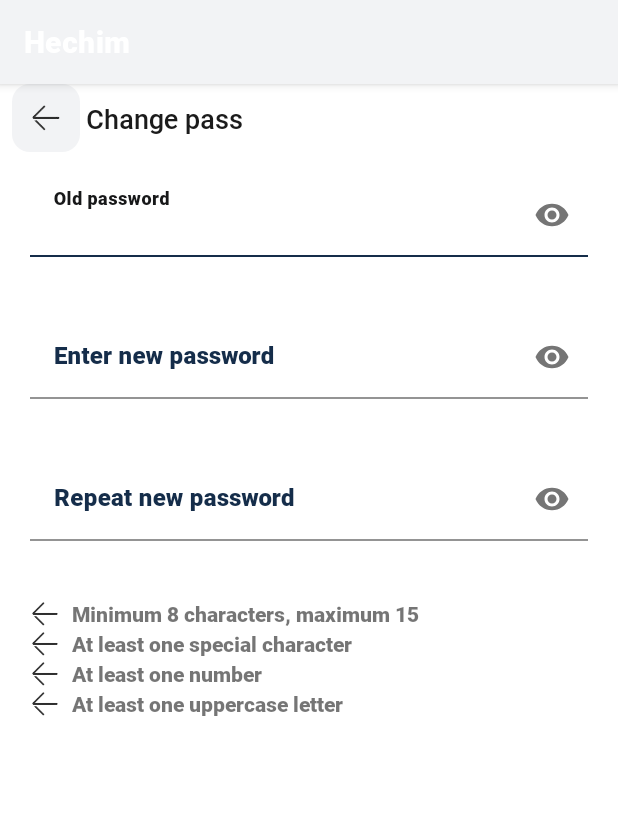
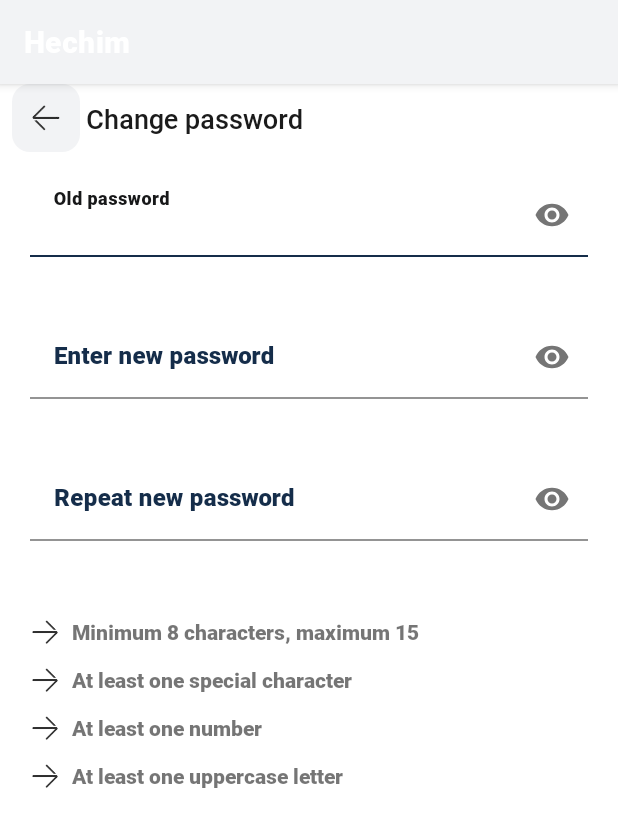
Before and after one commit to suljevicsemir/hechim-android, an Android app: the fragment ChangePasswordFragment shown on its own in the app's theme, on a phone screen of 412 x 824 dp. Shown: the top 827 px of the screen. Run offline under Robolectric (Android 15) with nearby library versions, the phone set to English and light mode, and no system bars; our stand-ins replace data binding; libraries missing offline, so code that uses them is left out: kotlin.jvm.functions.

Commit message:
rotate arrows, add margins to labels and fields

```diff
--- a/Hechim/app/src/main/java/com/hechim/view/ChangePasswordFragment.kt
+++ b/Hechim/app/src/main/java/com/hechim/view/ChangePasswordFragment.kt
@@ -27,7 +27,7 @@ class ChangePasswordFragment : Fragment() {
         }
 
         binding = FragmentChangePasswordBinding.inflate(inflater, container, false)
-        binding.changePassToolbar.title = "Change pass"
+        binding.changePassToolbar.title = getString(R.string.change_password_title)
         binding.changePassToolbar.onBackPressed = {
             findNavController().popBackStack()
         }
--- a/Hechim/app/src/main/res/layout/fragment_change_password.xml
+++ b/Hechim/app/src/main/res/layout/fragment_change_password.xml
@@ -60,12 +60,15 @@
         android:layout_marginHorizontal="20dp"
         app:layout_constraintStart_toStartOf="parent"
         app:layout_constraintTop_toBottomOf="@id/changePassConfirmPass"
+        android:layout_marginTop="12dp"
     >
         <ImageView
             android:layout_width="20dp"
             android:layout_height="20dp"
             android:src="@drawable/ic_arrow_left"
             android:layout_marginEnd="8dp"
+            android:rotation="180"
+            android:contentDescription="@null"
         />
 
         <TextView
@@ -86,12 +89,15 @@
         android:layout_marginHorizontal="20dp"
         app:layout_constraintStart_toStartOf="parent"
         app:layout_constraintTop_toBottomOf="@id/changePassLength"
+        android:layout_marginTop="12dp"
         >
         <ImageView
             android:layout_width="20dp"
             android:layout_height="20dp"
             android:src="@drawable/ic_arrow_left"
             android:layout_marginEnd="8dp"
+            android:rotation="180"
+            android:contentDescription="@null"
             />
 
         <TextView
@@ -112,12 +118,15 @@
         android:layout_marginHorizontal="20dp"
         app:layout_constraintStart_toStartOf="parent"
         app:layout_constraintTop_toBottomOf="@id/changePassCharacters"
+        android:layout_marginTop="12dp"
         >
         <ImageView
             android:layout_width="20dp"
             android:layout_height="20dp"
             android:src="@drawable/ic_arrow_left"
             android:layout_marginEnd="8dp"
+            android:rotation="180"
+            android:contentDescription="@null"
             />
 
         <TextView
@@ -138,12 +147,15 @@
         android:layout_marginHorizontal="20dp"
         app:layout_constraintStart_toStartOf="parent"
         app:layout_constraintTop_toBottomOf="@id/changePassNumber"
+        android:layout_marginTop="12dp"
         >
         <ImageView
             android:layout_width="20dp"
             android:layout_height="20dp"
             android:src="@drawable/ic_arrow_left"
             android:layout_marginEnd="8dp"
+            android:rotation="180"
+            android:contentDescription="@null"
             />
 
         <TextView
--- a/Hechim/app/src/main/res/values/strings.xml
+++ b/Hechim/app/src/main/res/values/strings.xml
@@ -85,4 +85,5 @@
     <string name="change_pass_number">At least one number</string>
     <string name="change_pass_character">At least one special character</string>
     <string name="change_pass_uppercase">At least one uppercase letter</string>
+    <string name="change_password_title">Change password</string>
 </resources>
```
Also changed, not shown: 1 other file.
